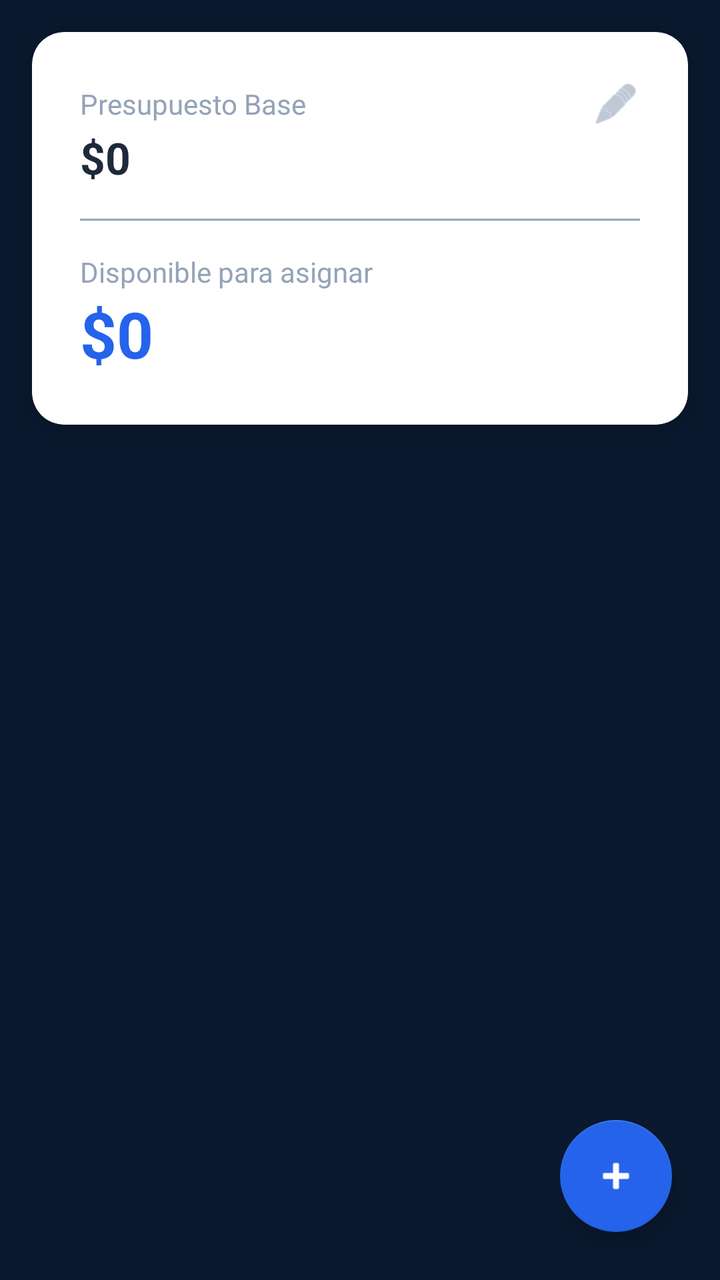
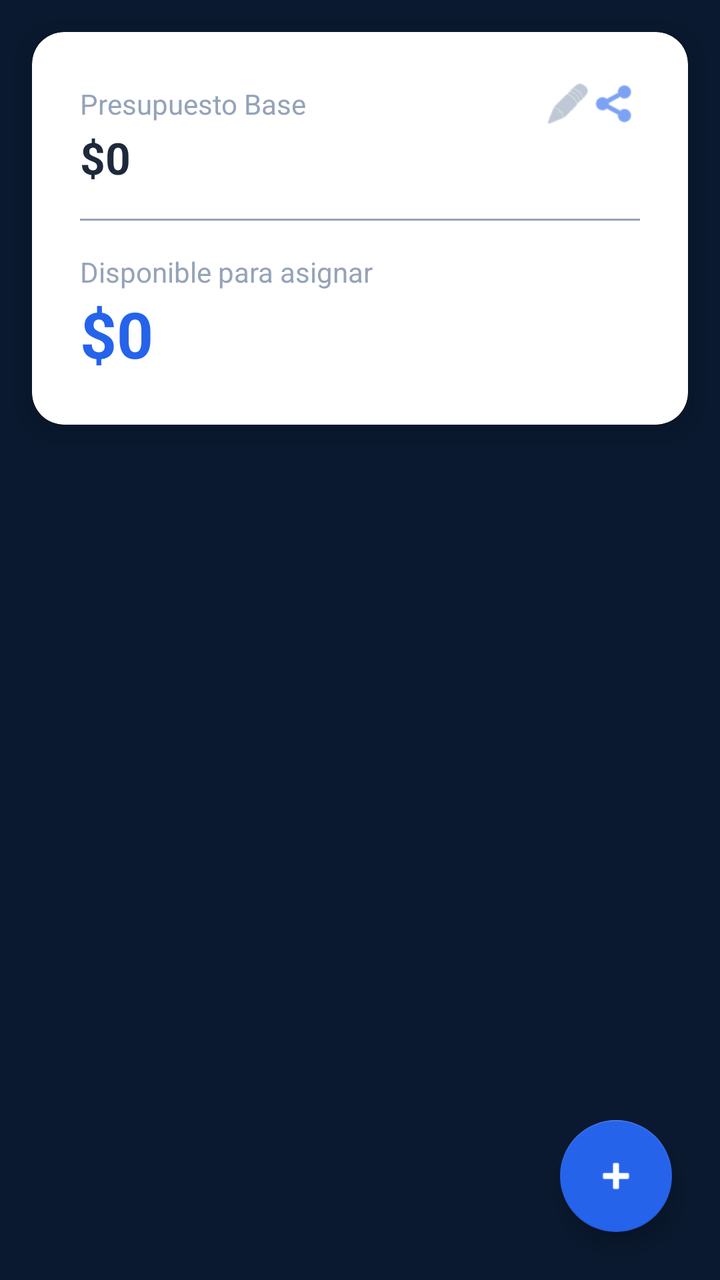

Screens rendered from an Android XML layout before and after an edit, with the pre-edit source and the edit as a unified diff.
<!-- AndroidManifest.xml: application theme Theme.GFD -->
<!-- res/layout/activity_main.xml -->
<?xml version="1.0" encoding="utf-8"?>
<androidx.constraintlayout.widget.ConstraintLayout xmlns:android="http://schemas.android.com/apk/res/android"
    xmlns:app="http://schemas.android.com/apk/res-auto"
    android:layout_width="match_parent"
    android:layout_height="match_parent"
    android:background="@color/azul_noche">

    
    <androidx.cardview.widget.CardView
        android:id="@+id/cardResumen"
        android:layout_width="match_parent"
        android:layout_height="wrap_content"
        android:layout_margin="16dp"
        app:cardBackgroundColor="@color/blanco_puro"
        app:cardCornerRadius="16dp"
        app:cardElevation="8dp"
        app:layout_constraintTop_toTopOf="parent">

        <LinearLayout
            android:layout_width="match_parent"
            android:layout_height="wrap_content"
            android:orientation="vertical"
            android:padding="24dp">

            <LinearLayout
                android:layout_width="match_parent"
                android:layout_height="wrap_content"
                android:orientation="horizontal"
                android:gravity="center_vertical">

                <TextView
                    android:layout_width="0dp"
                    android:layout_height="wrap_content"
                    android:layout_weight="1"
                    android:text="Presupuesto Base"
                    android:textColor="@color/gris_pizarra"
                    android:textSize="14sp" />

                
                <ImageView
                    android:id="@+id/btnEditarSueldo"
                    android:layout_width="24dp"
                    android:layout_height="24dp"
                    android:src="@android:drawable/ic_menu_edit"
                    app:tint="@color/gris_pizarra"/>
            </LinearLayout>

            
            <TextView
                android:id="@+id/tvSueldoTotal"
                android:layout_width="match_parent"
                android:layout_height="wrap_content"
                android:text="$0"
                android:textSize="22sp"
                android:textStyle="bold"
                android:textColor="@color/negro_carbon" />

            <View
                android:layout_width="match_parent"
                android:layout_height="1dp"
                android:background="@color/gris_pizarra"
                android:layout_marginTop="16dp"
                android:layout_marginBottom="16dp"/>

            <TextView
                android:layout_width="match_parent"
                android:layout_height="wrap_content"
                android:text="Disponible para asignar"
                android:textColor="@color/gris_pizarra"
                android:textSize="14sp" />

            
            <TextView
                android:id="@+id/tvSaldoDisponible"
                android:layout_width="match_parent"
                android:layout_height="wrap_content"
                android:text="$0"
                android:textSize="32sp"
                android:textStyle="bold"
                android:textColor="@color/azul_tecnologico" /> 

        </LinearLayout>
    </androidx.cardview.widget.CardView>

    
    <androidx.recyclerview.widget.RecyclerView
        android:id="@+id/recyclerViewCategorias"
        android:layout_width="match_parent"
        android:layout_height="0dp"
        android:layout_marginTop="24dp"
        android:clipToPadding="false"
        android:paddingBottom="88dp"
        app:layout_constraintTop_toBottomOf="@id/cardResumen"
        app:layout_constraintBottom_toBottomOf="parent"/>

    
    <com.google.android.material.floatingactionbutton.FloatingActionButton
        android:id="@+id/fabAgregarCategoria"
        android:layout_width="wrap_content"
        android:layout_height="wrap_content"
        android:layout_margin="24dp"
        android:src="@android:drawable/ic_input_add"
        app:backgroundTint="@color/azul_tecnologico"
        app:tint="@color/blanco_puro"
        app:layout_constraintBottom_toBottomOf="parent"
        app:layout_constraintEnd_toEndOf="parent" />

</androidx.constraintlayout.widget.ConstraintLayout>
<!-- resources referenced by this layout -->
<resources>
  <color name="azul_noche">#0A192F</color>
  <color name="azul_tecnologico">#2563EB</color>
  <color name="blanco_puro">#FFFFFF</color>
  <color name="gris_pizarra">#94A3B8</color>
  <color name="negro_carbon">#1E293B</color>
  <style name="Theme.GFD" parent="Theme.MaterialComponents.DayNight.NoActionBar">
  
          <item name="android:windowAnimationStyle">@android:style/Animation.Activity</item>
  
          
          <item name="colorPrimary">@color/azul_tecnologico</item>
          <item name="colorPrimaryVariant">@color/azul_noche</item>
          <item name="colorOnPrimary">@color/blanco_puro</item>
  
          
          <item name="android:windowBackground">@color/azul_noche</item>
  
          
          <item name="android:textColor">@color/blanco_puro</item>
  
          
          <item name="android:statusBarColor">@color/azul_noche</item>
          <item name="android:windowLightStatusBar">false</item>
      </style>
</resources>

<!-- the commit's change to res/layout/activity_main.xml (unified diff, before → after) -->
@@ -43,6 +43,12 @@
                     android:layout_height="24dp"
                     android:src="@android:drawable/ic_menu_edit"
                     app:tint="@color/gris_pizarra"/>
+                <ImageView
+                    android:id="@+id/btnCompartir"
+                    android:layout_width="24dp"
+                    android:layout_height="24dp"
+                    android:src="@android:drawable/ic_menu_share"
+                    app:tint="@color/azul_tecnologico" />
             </LinearLayout>
 
             
